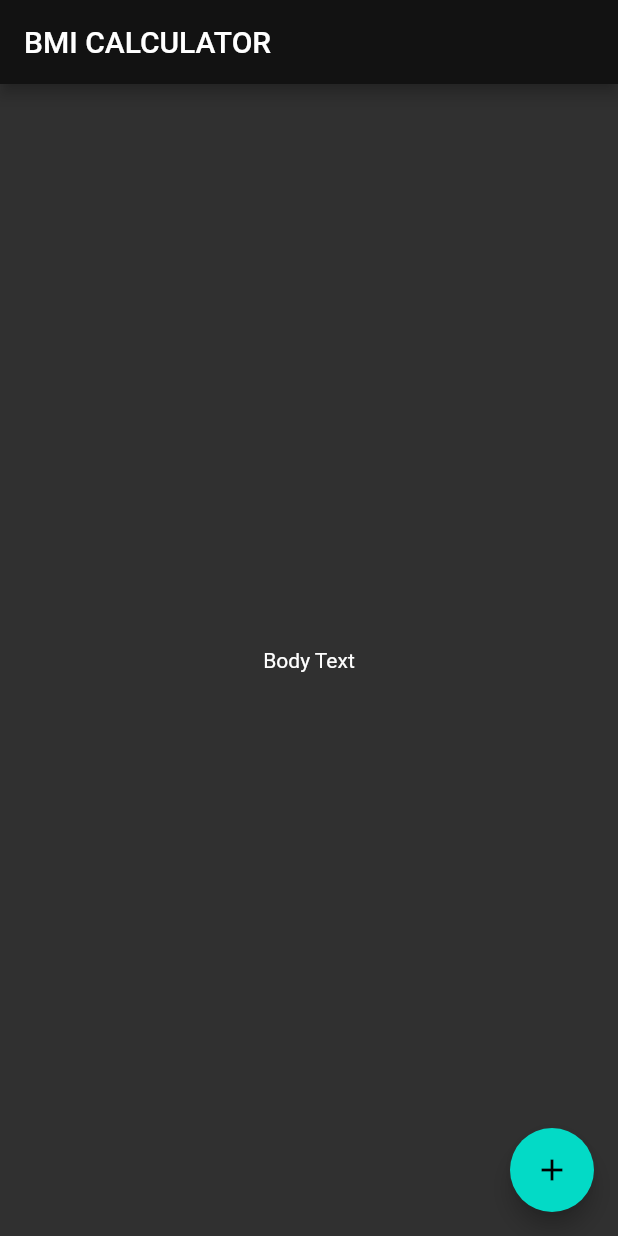
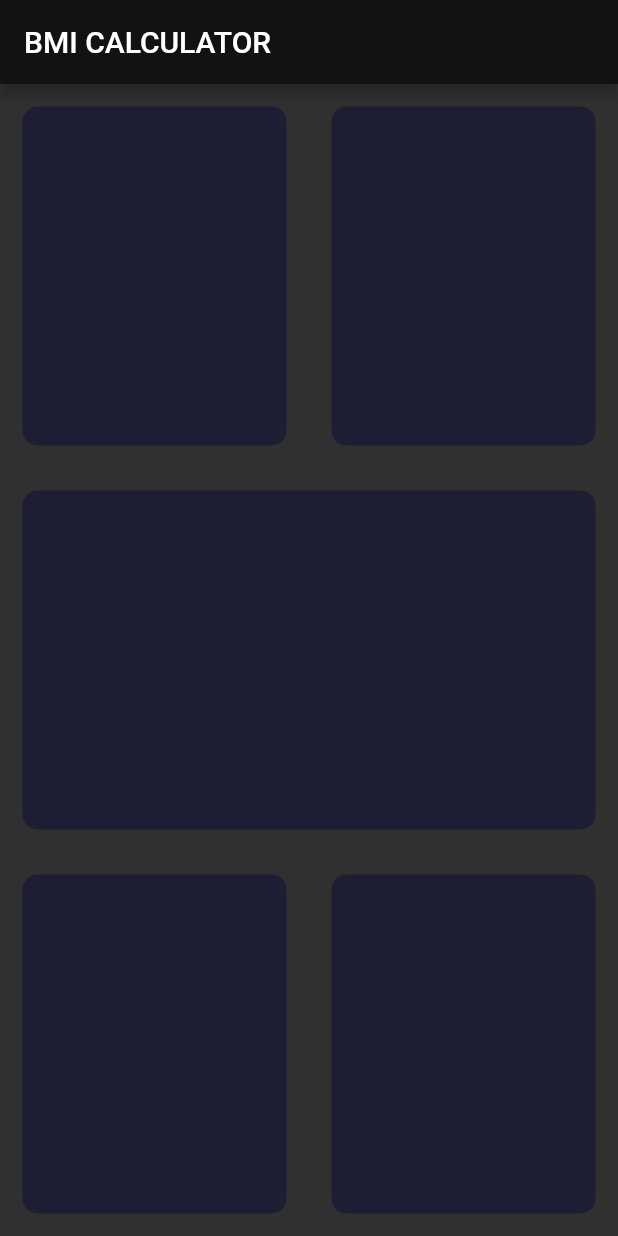
Before and after one commit to bahrulhikmi/bpm-flutter, a Flutter app: the screen it shows after launch, on a phone screen of 412 x 824 dp. Run offline on Flutter 3.47's test engine with Material 2 defaults, Android fonts, the phone set to English and light mode, and no system bars.

Commit message:
added things

```diff
--- a/lib/input_page.dart
+++ b/lib/input_page.dart
@@ -12,11 +12,44 @@ class _InputPageState extends State<InputPage> {
       appBar: AppBar(
         title: Text('BMI CALCULATOR'),
       ),
-      body: Center(
-        child: Text('Body Text'),
-      ),
-      floatingActionButton: FloatingActionButton(
-        child: Icon(Icons.add),
+      body: Column(
+        children: <Widget>[
+          Expanded(child: Row(
+            children: <Widget>[
+              Expanded(child: ReusableCard(colour: Color(0xFF1D1E33),)
+              ),
+              Expanded(child: ReusableCard()),
+            ],
+          )),
+          Expanded(child: ReusableCard()),
+          Expanded(child: Row(
+            children: <Widget>[
+              Expanded(child: ReusableCard(colour: Color(0xFF1D1E33),)
+              ),
+              Expanded(child: ReusableCard()),
+            ],
+          )),
+        ]
+        ,
+      )
+    );
+  }
+}
+
+class ReusableCard extends StatelessWidget {
+
+  static const Color defaultColor = Color(0xFF1D1E33);
+  final Color colour;
+
+  ReusableCard({this.colour = defaultColor});
+
+  @override
+  Widget build(BuildContext context) {
+    return Container(
+      margin: EdgeInsets.all(15.0),
+      decoration: BoxDecoration(
+          color: colour,
+          borderRadius: BorderRadius.circular(10.0)
       ),
     );
   }
--- a/pubspec.yaml
+++ b/pubspec.yaml
@@ -3,13 +3,13 @@ description: A new Flutter project.
 version: 1.0.0+1
 
 environment:
-  sdk: ">=2.1.0 <3.0.0"
+  sdk: ">=2.12.0 <3.0.0"
 
 dependencies:
   flutter:
     sdk: flutter
 
-  cupertino_icons: ^0.1.2
+  cupertino_icons: ^1.0.5
 
 dev_dependencies:
   flutter_test:
```
Also changed, not shown: pubspec.lock, 1 other file.
